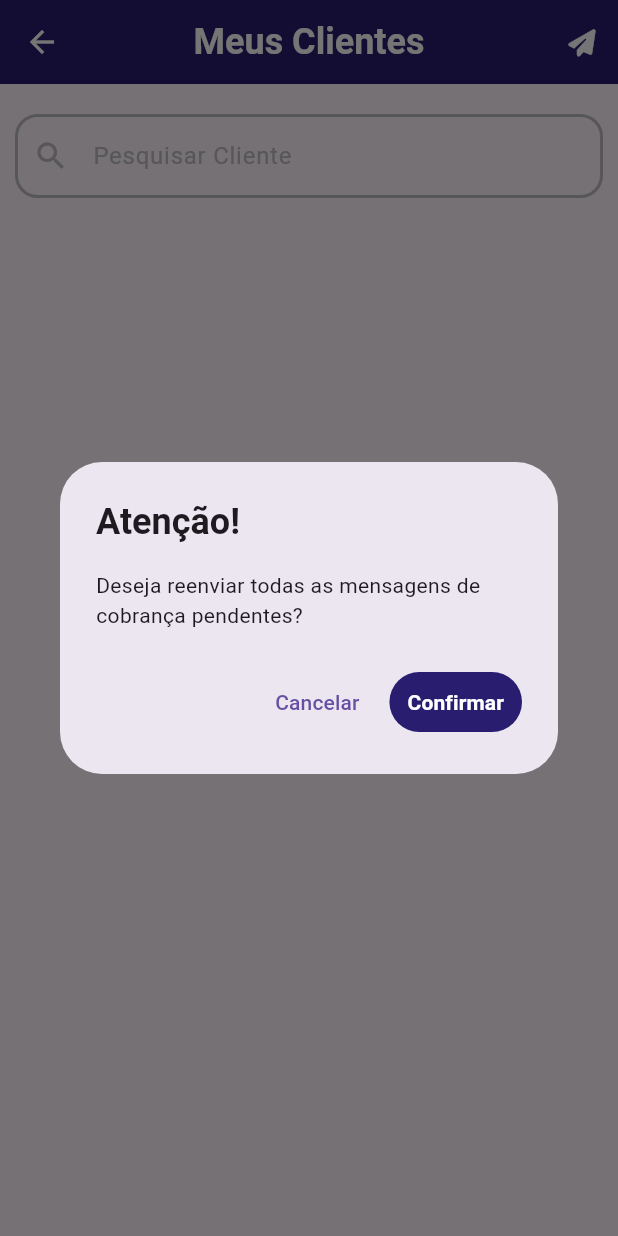
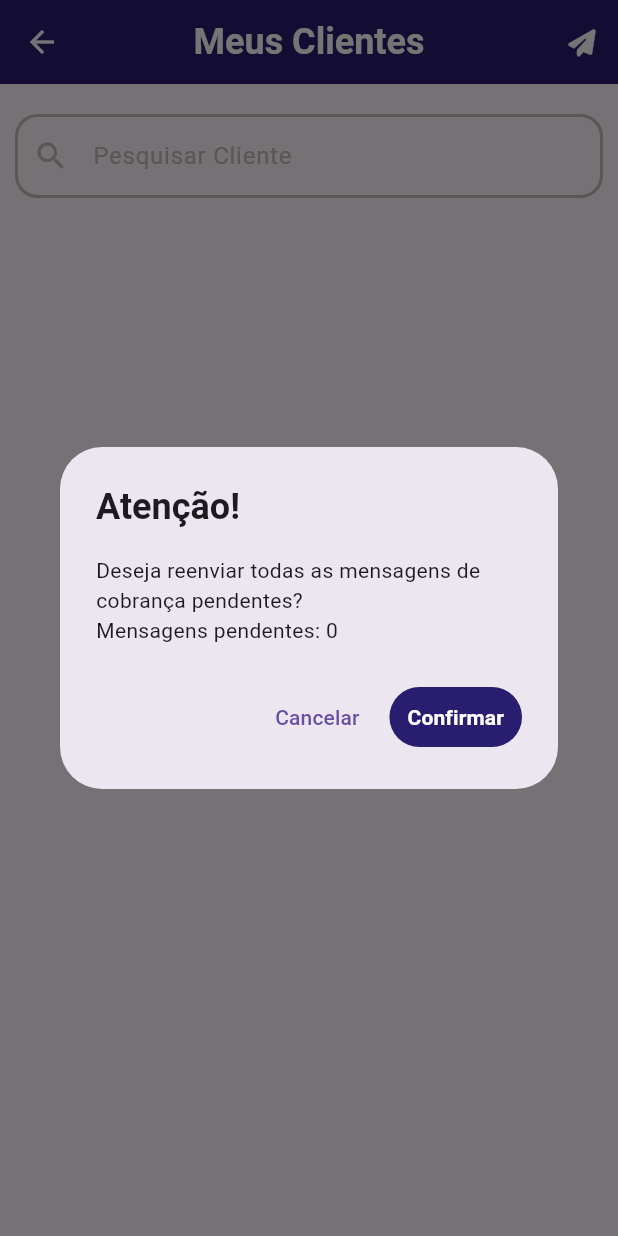
Before and after one commit to BIG4TECH/SistemaSmartPagamentos, a Flutter app: the ClienteListScreen screen opened directly with empty values, after a tap on an icon or button, on a phone screen of 412 x 824 dp. Run offline on Flutter 3.47's test engine with Material 3 defaults, Android fonts, the phone set to English and light mode, and no system bars; our stand-ins replace cloud_firestore, dio, dropdown_search, firebase_auth, firebase_core, fl_chart and 5 more; missing offline and left inert: clipboard, dart:html; accounts and stored records are empty; network calls fail.

Commit message:
total mensagens

```diff
--- a/lib/screens/listas/telaClientes.dart
+++ b/lib/screens/listas/telaClientes.dart
@@ -69,7 +69,7 @@ class _ClienteListScreenState extends State<ClienteListScreen> {
                       style: TextStyle(fontWeight: FontWeight.bold),
                     ),
                     content: Text(
-                        'Deseja reenviar todas as mensagens de cobrança pendentes?'),
+                        'Deseja reenviar todas as mensagens de cobrança pendentes?\nMensagens pendentes: ${cliMensagens.length}'),
                     actions: [
                       TextButton(
                         onPressed: () {
```
Also changed, not shown: pubspec.lock.
